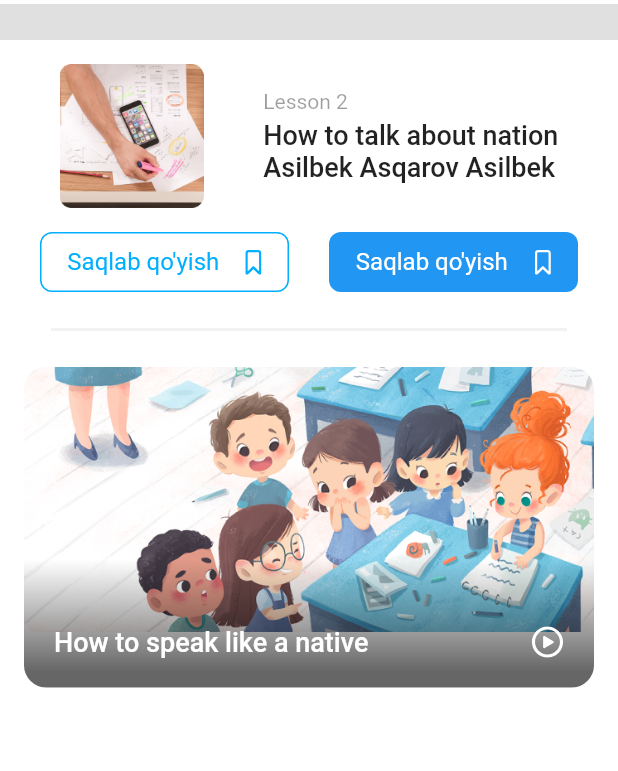
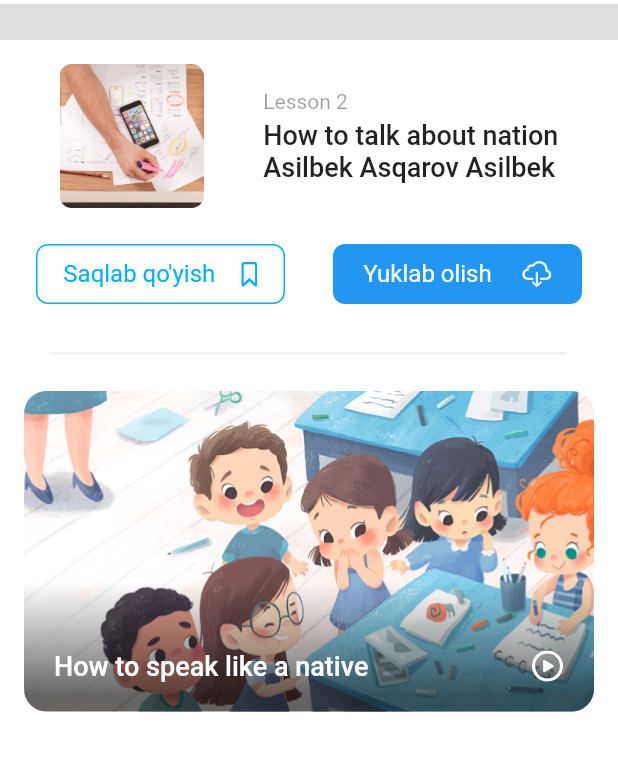
Before and after one commit to codewithbek/Rounded-Task, a Flutter app: the first screen one second after launch, on a phone screen of 412 x 824 dp, the part 80-851 px from its top. Run offline on Flutter 3.47's test engine with Material 2 defaults, Android fonts, the phone set to English and light mode, and no system bars; our stand-ins replace bloc, chewie, dio, equatable, flutter_bloc, flutter_svg and 3 more.

Commit message:
some files added

```diff
--- a/lib/main.dart
+++ b/lib/main.dart
@@ -3,7 +3,7 @@ import 'package:flutter_bloc/flutter_bloc.dart';
 import 'package:shared_preferences/shared_preferences.dart';
 import 'package:untitled2/cubits/get_data/get_data_cubit.dart';
 import 'package:untitled2/data/db/storage.dart';
-import 'package:untitled2/view/task_view.dart';
+import 'package:untitled2/views/task_view.dart';
 
 import 'data/repositories/repository.dart';
 import 'data/services/api_client.dart';
--- a/lib/view/task_view.dart
+++ /dev/null
@@ -1,293 +0,0 @@
-import 'package:flutter/material.dart';
-import 'package:flutter_bloc/flutter_bloc.dart';
-import 'package:flutter_svg/flutter_svg.dart';
-import 'package:formz/formz.dart';
-import 'package:shared_preferences/shared_preferences.dart';
-import 'package:untitled2/cubits/get_data/get_data_cubit.dart';
-import 'package:untitled2/data/db/storage.dart';
-import 'package:untitled2/utils/icons.dart';
-import 'package:untitled2/view/widgets/video_player_wiget.dart';
-
-class TaskView extends StatefulWidget {
-  const TaskView({super.key});
-
-  @override
-  State<TaskView> createState() => _TaskViewState();
-}
-
-class _TaskViewState extends State<TaskView> {
-  @override
-  void initState() {
-    print("SHOW VALUE:${StorageRepository.getString('show')}");
-    _init();
-    super.initState();
-  }
-
-  _init() async {
-    debugPrint(">>>>>${StorageRepository.getString('show')}");
-    StorageRepository.getString('show').isEmpty ? _showMyDialog() : null;
-    print("SHOW VALUE:${StorageRepository.getString('show')}");
-  }
-
-  @override
-  Widget build(BuildContext context) {
-    return Scaffold(
-      backgroundColor: Colors.grey.shade300,
-      appBar: AppBar(
-          elevation: 0,
-          backgroundColor: Colors.white,
-          title: const Text(
-            "ROUNDED TASK",
-            style: TextStyle(color: Color(0XFF121212)),
-          )),
-      body: Container(
-          height: double.infinity,
-          margin: const EdgeInsets.only(top: 24),
-          width: double.infinity,
-          color: Colors.white,
-          child: Column(children: [
-            const SizedBox(
-              height: 16,
-            ),
-            Row(
-              mainAxisAlignment: MainAxisAlignment.spaceEvenly,
-              children: [
-                Image.asset(
-                  MyIcons.img3,
-                  width: 96,
-                  height: 96,
-                ),
-                Column(
-                  crossAxisAlignment: CrossAxisAlignment.start,
-                  children: const [
-                    Text(
-                      "Lesson 2",
-                      style: TextStyle(
-                          fontWeight: FontWeight.w400,
-                          fontSize: 14,
-                          color: Colors.black38),
-                    ),
-                    SizedBox(
-                      height: 4,
-                    ),
-                    Text(
-                      "How to talk about nation\nAsilbek Asqarov Asilbek",
-                      style:
-                          TextStyle(fontWeight: FontWeight.w500, fontSize: 18),
-                    ),
-                  ],
-                ),
-              ],
-            ),
-            const SizedBox(
-              height: 16,
-            ),
-            Row(
-              mainAxisAlignment: MainAxisAlignment.spaceEvenly,
-              children: [
-                Container(
-                  width: 166,
-                  height: 40,
-                  decoration: BoxDecoration(
-                    border: Border.all(color: const Color(0XFF00AFFF)),
-                    borderRadius: BorderRadius.circular(8),
-                  ),
-                  child: Row(
-                      mainAxisAlignment: MainAxisAlignment.spaceEvenly,
-                      children: [
-                        const Text(
-                          "Saqlab qo'yish",
-                          style: TextStyle(
-                              color: Color(0xFF00AFFF),
-                              fontSize: 16,
-                              fontWeight: FontWeight.w400),
-                        ),
-                        SvgPicture.asset(MyIcons.bookMark)
-                      ]),
-                ),
-                Container(
-                  width: 166,
-                  height: 40,
-                  decoration: BoxDecoration(
-                    color: Colors.blue,
-                    borderRadius: BorderRadius.circular(8),
-                  ),
-                  child: Row(
-                      mainAxisAlignment: MainAxisAlignment.spaceEvenly,
-                      children: [
-                        const Text(
-                          "Saqlab qo'yish",
-                          style: TextStyle(
-                            color: Colors.white,
-                            fontSize: 16,
-                            fontWeight: FontWeight.w400,
-                          ),
-                        ),
-                        SvgPicture.asset(
-                          MyIcons.bookMark,
-                          color: Colors.white,
-                        )
-                      ]),
-                ),
-              ],
-            ),
-            const SizedBox(
-              height: 24,
-            ),
-            Container(
-              width: 344,
-              decoration: BoxDecoration(
-                  border: Border.all(
-                color: const Color(0xFFF2F2F2),
-              )),
-            ),
-            const SizedBox(
-              height: 24,
-            ),
-            GestureDetector(
-              onTap: () {
-                Navigator.pushReplacement(
-                  context,
-                  MaterialPageRoute(builder: (context) => VidePlayerWidget()),
-                );
-              },
-              child: Container(
-                margin: const EdgeInsets.symmetric(horizontal: 16.0),
-                child: AspectRatio(
-                  aspectRatio: 16 / 9,
-                  child: ClipRRect(
-                    borderRadius: BorderRadius.circular(15.0),
-                    child: Stack(children: [
-                      Image.asset(
-                        MyIcons.img1,
-                        width: double.infinity,
-                        fit: BoxFit.cover,
-                      ),
-                      Positioned.fill(
-                        child: DecoratedBox(
-                          decoration: BoxDecoration(
-                            gradient: LinearGradient(
-                                colors: [
-                                  Colors.transparent,
-                                  Colors.black.withOpacity(0.6)
-                                ],
-                                begin: Alignment.topCenter,
-                                end: Alignment.bottomCenter,
-                                stops: const [0.6, 0.95]),
-                          ),
-                        ),
-                      ),
-                      const Positioned(
-                        left: 20,
-                        bottom: 20,
-                        child: Text(
-                          "How to speak like a native",
-                          style: TextStyle(
-                              fontWeight: FontWeight.w500,
-                              color: Colors.white,
-                              fontSize: 18),
-                        ),
-                      ),
-                      Positioned(
-                          right: 20,
-                          bottom: 20,
-                          child: SvgPicture.asset(MyIcons.playCircle))
-                    ]),
-                  ),
-                ),
-              ),
-            ),
-          ])),
-    );
-  }
-
-  Future<void> _showMyDialog() async {
-    await Future.delayed(const Duration(seconds: 1));
-    showDialog<void>(
-      context: context,
-      builder: (BuildContext context) {
-        return Dialog(
-            child: Container(
-          height: 300,
-          width: 327,
-          decoration: BoxDecoration(
-            color: Colors.white,
-            borderRadius: BorderRadius.circular(8),
-          ),
-          child: Column(
-            crossAxisAlignment: CrossAxisAlignment.center,
-            children: [
-              Padding(
-                padding: const EdgeInsets.only(left: 246),
-                child: IconButton(
-                    onPressed: () {
-                      Navigator.of(context).pop();
-                    },
-                    icon: SvgPicture.asset(MyIcons.close)),
-              ),
-              const Text(
-                'Har safar yangi rasm, siz uchun)',
-                style: TextStyle(
-                    fontSize: 14,
-                    fontWeight: FontWeight.w400,
-                    color: Color(0xFF121212)),
-              ),
-              const SizedBox(
-                height: 16,
-              ),
-              BlocBuilder<GetDataCubit, GetDataState>(
-                builder: (context, state) {
-                  if (state.status == FormzStatus.submissionInProgress) {
-                    return const Center(
-                      child: CircularProgressIndicator.adaptive(),
-                    );
-                  } else if (state.status == FormzStatus.submissionFailure) {
-                    return Text(state.errorText);
-                  } else if (state.status == FormzStatus.submissionSuccess) {
-                    return ClipRRect(
-                      borderRadius: BorderRadius.circular(8),
-                      child: Image.network(
-                        state.currencyData!.urlsModel.small,
-                        width: 295,
-                        height: 138,
-                        fit: BoxFit.fill,
-                      ),
-                    );
-                  } else {
-                    return const SizedBox();
-                  }
-                },
-              ),
-              const SizedBox(
-                height: 17,
-              ),
-              TextButton(
-                child: Container(
-                  height: 48,
-                  width: 295,
-                  decoration: BoxDecoration(
-                    color: Colors.blue,
-                    borderRadius: BorderRadius.circular(8),
-                  ),
-                  child: const Center(
-                      child: Text(
-                    "To'xtatish",
-                    style: TextStyle(
-                        color: Colors.white,
-                        fontSize: 16,
-                        fontWeight: FontWeight.w500),
-                  )),
-                ),
-                onPressed: () async {
-                  Navigator.of(context).pop();
-                  await StorageRepository.putString(
-                      key: 'show', value: 'false');
-                },
-              ),
-            ],
-          ),
-        ));
-      },
-    );
-  }
-}
--- /dev/null
+++ b/lib/views/task_view.dart
@@ -0,0 +1,174 @@
+import 'package:flutter/material.dart';
+import 'package:flutter_bloc/flutter_bloc.dart';
+import 'package:flutter_svg/flutter_svg.dart';
+import 'package:formz/formz.dart';
+import 'package:untitled2/cubits/get_data/get_data_cubit.dart';
+import 'package:untitled2/data/db/storage.dart';
+import 'package:untitled2/utils/icons.dart';
+import 'package:untitled2/views/video_view.dart';
+import 'package:untitled2/views/widgets/video_item.dart';
+import 'widgets/action_button.dart';
+import 'widgets/top_item.dart';
+
+class TaskView extends StatefulWidget {
+  const TaskView({super.key});
+
+  @override
+  State<TaskView> createState() => _TaskViewState();
+}
+
+class _TaskViewState extends State<TaskView> {
+  @override
+  void initState() {
+    _init();
+    super.initState();
+  }
+
+  _init() async {
+    StorageRepository.getString('show').isEmpty ? _showMyDialog() : null;
+  }
+
+  @override
+  Widget build(BuildContext context) {
+    return Scaffold(
+      backgroundColor: Colors.grey.shade300,
+      appBar: AppBar(
+          elevation: 0,
+          backgroundColor: Colors.white,
+          title: const Text(
+            "ROUNDED TASK",
+            style: TextStyle(color: Color(0XFF121212)),
+          )),
+      body: Container(
+        height: double.infinity,
+        margin: const EdgeInsets.only(top: 24),
+        width: double.infinity,
+        color: Colors.white,
+        child: Column(
+          children: [
+            const SizedBox(
+              height: 16,
+            ),
+            const TopItemWidget(),
+            const SizedBox(
+              height: 16,
+            ),
+            const ActionButtonWidget(),
+            const SizedBox(
+              height: 24,
+            ),
+            Container(
+              width: 344,
+              decoration: BoxDecoration(
+                  border: Border.all(
+                color: const Color(0xFFF2F2F2),
+              )),
+            ),
+            const SizedBox(
+              height: 24,
+            ),
+            GestureDetector(
+              onTap: () {
+                Navigator.push(
+                  context,
+                  MaterialPageRoute(builder: (context) => const VideoView()),
+                );
+              },
+              child: const VideoItemWidget(),
+            ),
+          ],
+        ),
+      ),
+    );
+  }
+
+  Future<void> _showMyDialog() async {
+    await Future.delayed(const Duration(seconds: 1));
+    showDialog<void>(
+      context: context,
+      builder: (BuildContext context) {
+        return Dialog(
+            child: Container(
+          height: 300,
+          width: 327,
+          decoration: BoxDecoration(
+            color: Colors.white,
+            borderRadius: BorderRadius.circular(8),
+          ),
+          child: Column(
+            crossAxisAlignment: CrossAxisAlignment.center,
+            children: [
+              Padding(
+                padding: const EdgeInsets.only(left: 246),
+                child: IconButton(
+                    onPressed: () {
+                      Navigator.of(context).pop();
+                    },
+                    icon: SvgPicture.asset(MyIcons.close)),
+              ),
+              const Text(
+                'Har safar yangi rasm, siz uchun)',
+                style: TextStyle(
+                    fontSize: 14,
+                    fontWeight: FontWeight.w400,
+                    color: Color(0xFF121212)),
+              ),
+              const SizedBox(
+                height: 16,
+              ),
+              BlocBuilder<GetDataCubit, GetDataState>(
+                builder: (context, state) {
+                  if (state.status == FormzStatus.submissionInProgress) {
+                    return const Center(
+                      child: CircularProgressIndicator.adaptive(),
+                    );
+                  } else if (state.status == FormzStatus.submissionFailure) {
+                    return Text(state.errorText);
+                  } else if (state.status == FormzStatus.submissionSuccess) {
+                    return ClipRRect(
+                      borderRadius: BorderRadius.circular(8),
+                      child: Image.network(
+                        state.currencyData!.urlsModel.small,
+                        width: 295,
+                        height: 138,
+                        fit: BoxFit.fill,
+                      ),
+                    );
+                  } else {
+                    return const SizedBox();
+                  }
+                },
+              ),
+              const SizedBox(
+                height: 17,
+              ),
+              TextButton(
+                child: Container(
+                  height: 48,
+                  width: 295,
+                  decoration: BoxDecoration(
+                    color: Colors.blue,
+                    borderRadius: BorderRadius.circular(8),
+                  ),
+                  child: const Center(
+                      child: Text(
+                    "To'xtatish",
+                    style: TextStyle(
+                        color: Colors.white,
+                        fontSize: 16,
+                        fontWeight: FontWeight.w500),
+                  )),
+                ),
+                onPressed: () async {
+                  Navigator.of(context).pop();
+                  await StorageRepository.putString(
+                      key: 'show', value: 'false');
+                },
+              ),
+            ],
+          ),
+        ));
+      },
+    );
+  }
+}
--- /dev/null
+++ b/lib/views/widgets/action_button.dart
@@ -0,0 +1,70 @@
+
+
+import 'package:flutter/material.dart';
+import 'package:flutter_svg/svg.dart';
+import 'package:untitled2/utils/icons.dart';
+
+class ActionButtonWidget extends StatelessWidget {
+  const ActionButtonWidget({
+    Key? key,
+  }) : super(key: key);
+
+  @override
+  Widget build(BuildContext context) {
+    return Row(
+      mainAxisAlignment: MainAxisAlignment.spaceEvenly,
+      children: [
+        TextButton(
+          onPressed: () {},
+          child: Container(
+            width: 166,
+            height: 40,
+            decoration: BoxDecoration(
+              border: Border.all(color: const Color(0XFF00AFFF)),
+              borderRadius: BorderRadius.circular(8),
+            ),
+            child: Row(
+                mainAxisAlignment: MainAxisAlignment.spaceEvenly,
+                children: [
+                  const Text(
+                    "Saqlab qo'yish",
+                    style: TextStyle(
+                        color: Color(0xFF00AFFF),
+                        fontSize: 16,
+                        fontWeight: FontWeight.w400),
+                  ),
+                  SvgPicture.asset(MyIcons.bookMark)
+                ]),
+          ),
+        ),
+        TextButton(
+          onPressed: () {},
+          child: Container(
+            width: 166,
+            height: 40,
+            decoration: BoxDecoration(
+              color: Colors.blue,
+              borderRadius: BorderRadius.circular(8),
+            ),
+            child: Row(
+                mainAxisAlignment: MainAxisAlignment.spaceEvenly,
+                children: [
+                  const Text(
+                    "Yuklab olish",
+                    style: TextStyle(
+                      color: Colors.white,
+                      fontSize: 16,
+                      fontWeight: FontWeight.w400,
+                    ),
+                  ),
+                  SvgPicture.asset(
+                    MyIcons.iCloud,
+                    color: Colors.white,
+                  )
+                ]),
+          ),
+        ),
+      ],
+    );
+  }
+}
--- /dev/null
+++ b/lib/views/widgets/top_item.dart
@@ -0,0 +1,42 @@
+
+import 'package:flutter/material.dart';
+import 'package:untitled2/utils/icons.dart';
+
+class TopItemWidget extends StatelessWidget {
+  const TopItemWidget({
+    Key? key,
+  }) : super(key: key);
+
+  @override
+  Widget build(BuildContext context) {
+    return Row(
+      mainAxisAlignment: MainAxisAlignment.spaceEvenly,
+      children: [
+        Image.asset(
+          MyIcons.img3,
+          width: 96,
+          height: 96,
+        ),
+        Column(
+          crossAxisAlignment: CrossAxisAlignment.start,
+          children: const [
+            Text(
+              "Lesson 2",
+              style: TextStyle(
+                  fontWeight: FontWeight.w400,
+                  fontSize: 14,
+                  color: Colors.black38),
+            ),
+            SizedBox(
+              height: 4,
+            ),
+            Text(
+              "How to talk about nation\nAsilbek Asqarov Asilbek",
+              style: TextStyle(fontWeight: FontWeight.w500, fontSize: 18),
+            ),
+          ],
+        ),
+      ],
+    );
+  }
+}
--- /dev/null
+++ b/lib/views/widgets/video_item.dart
@@ -0,0 +1,60 @@
+
+import 'package:flutter/material.dart';
+import 'package:flutter_svg/flutter_svg.dart';
+import 'package:untitled2/utils/icons.dart';
+
+class VideoItemWidget extends StatelessWidget {
+  const VideoItemWidget({
+    Key? key,
+  }) : super(key: key);
+
+  @override
+  Widget build(BuildContext context) {
+    return Container(
+      margin: const EdgeInsets.symmetric(horizontal: 16.0),
+      child: AspectRatio(
+        aspectRatio: 16 / 9,
+        child: ClipRRect(
+          borderRadius: BorderRadius.circular(15.0),
+          child: Stack(children: [
+            Image.asset(
+              MyIcons.img1,
+              width: double.infinity,
+              height: double.infinity,
+              fit: BoxFit.cover,
+            ),
+            Positioned.fill(
+              child: DecoratedBox(
+                decoration: BoxDecoration(
+                  gradient: LinearGradient(
+                      colors: [
+                        Colors.transparent,
+                        Colors.black.withOpacity(0.6)
+                      ],
+                      begin: Alignment.topCenter,
+                      end: Alignment.bottomCenter,
+                      stops: const [0.6, 0.95]),
+                ),
+              ),
+            ),
+            const Positioned(
+              left: 20,
+              bottom: 20,
+              child: Text(
+                "How to speak like a native",
+                style: TextStyle(
+                    fontWeight: FontWeight.w500,
+                    color: Colors.white,
+                    fontSize: 18),
+              ),
+            ),
+            Positioned(
+                right: 20,
+                bottom: 20,
+                child: SvgPicture.asset(MyIcons.playCircle))
+          ]),
+        ),
+      ),
+    );
+  }
+}
--- a/pubspec.yaml
+++ b/pubspec.yaml
@@ -19,6 +19,7 @@ dependencies:
   flutter_bloc: ^8.1.1
   json_serializable: ^6.3.1
   dio: ^4.0.6
+  path_provider: ^2.0.11
   flutter_svg: ^1.1.1+1
   formz: ^0.4.1
   cached_network_image: ^3.2.3
@@ -48,6 +49,7 @@ flutter:
   assets:
     - assets/images/
     - assets/svg/
+    - assets/videos/
 
   # fonts:
   #   - family: Schyler
```
Also changed, not shown: lib/views/video_view.dart (renamed from lib/view/widgets/video_player_wiget.dart, +6 -7 lines), lib/cubits/download_video/download_video_cubit.dart (added), lib/cubits/download_video/download_video_state.dart (added), pubspec.lock, 1 other file.
